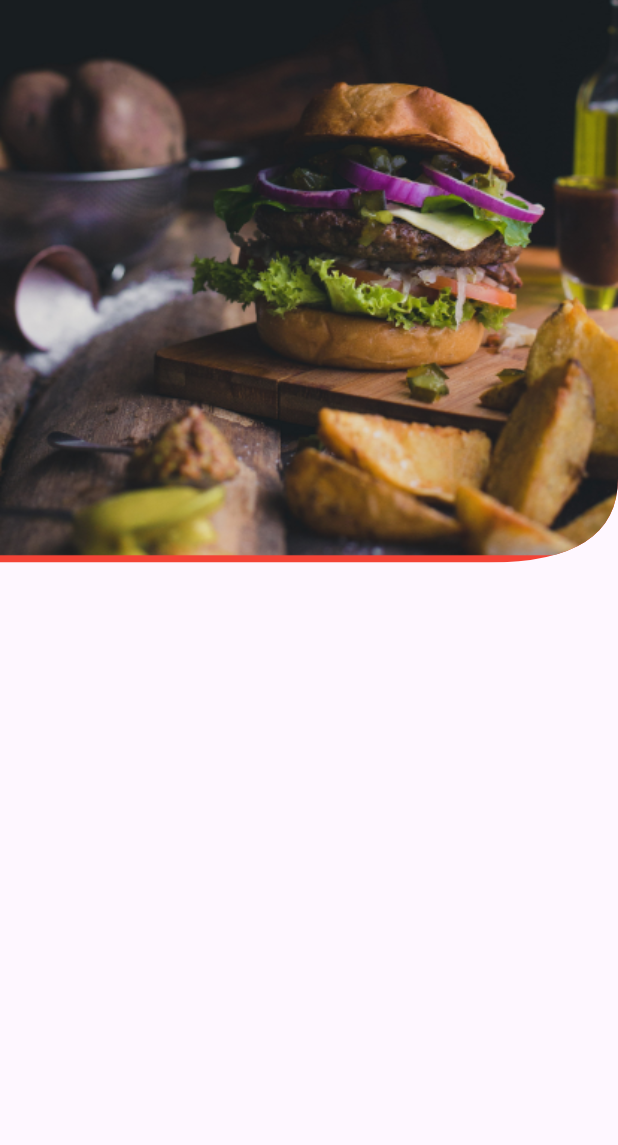
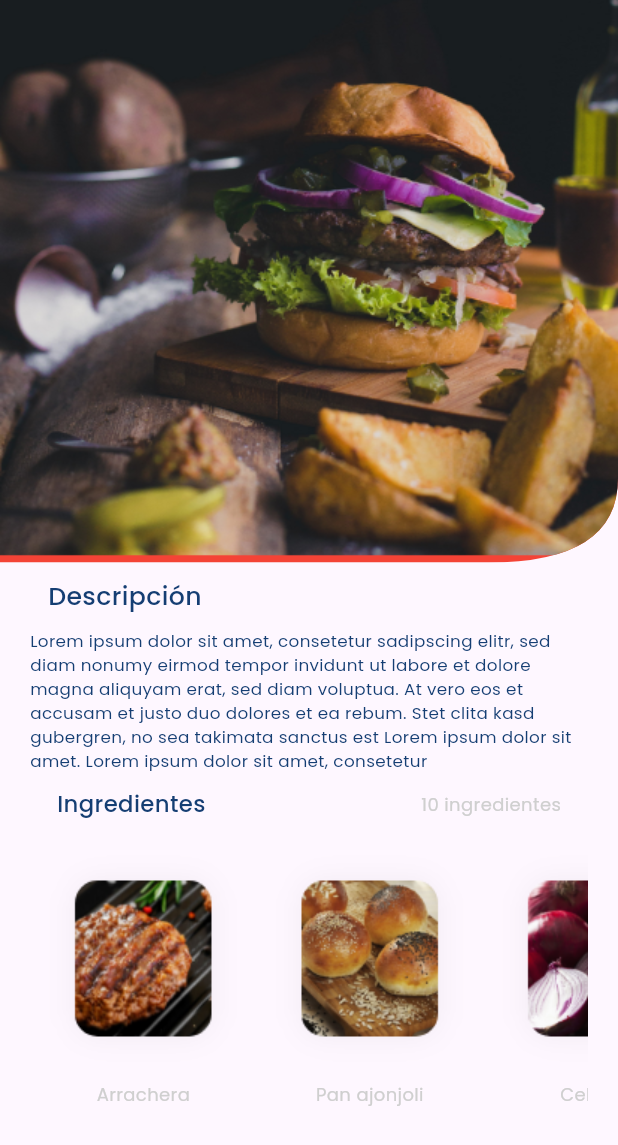
Before and after one commit to Mahmoudshady20/jabal_task, a Flutter app: the screen it shows after launch, on a phone screen of 412 x 824 dp. Shown: the top 1145 px of the screen. Run offline on Flutter 3.47's test engine with Material 3 defaults, Android fonts, the phone set to English and light mode, and no system bars; our stand-ins replace flutter_svg, font_awesome_flutter, google_fonts.

Commit message:
1- finish description column

```diff
--- /dev/null
+++ b/lib/features/product_details_feature/data/image_model.dart
@@ -0,0 +1,5 @@
+class ImageModel {
+  final String image;
+  final String title;
+  ImageModel({required this.image, required this.title});
+}
--- /dev/null
+++ b/lib/features/product_details_feature/presentation/view/widget/descreption_column.dart
@@ -0,0 +1,82 @@
+import 'package:flutter/material.dart';
+import 'package:google_fonts/google_fonts.dart';
+import 'package:jabal_task/features/product_details_feature/presentation/view/widget/image_list_view.dart';
+
+import '../../../../../core/utils/app_styles.dart';
+
+class DescriptionColumn extends StatelessWidget {
+  const DescriptionColumn({super.key});
+
+  @override
+  Widget build(BuildContext context) {
+    return Padding(
+      padding: const EdgeInsets.symmetric(horizontal: 20),
+      child: Column(
+        mainAxisAlignment: MainAxisAlignment.start,
+        crossAxisAlignment: CrossAxisAlignment.start,
+        children: [
+          Padding(
+            padding: const EdgeInsets.symmetric(horizontal: 12.0, vertical: 10),
+            child: Text(
+              'Descripción',
+              style: GoogleFonts.poppins(
+                color: const Color(0xFF153E73),
+                fontSize: AppStyles.getResponsiveFontSize(
+                  context,
+                  fontSize: 21,
+                ),
+                fontWeight: FontWeight.w500,
+              ),
+            ),
+          ),
+          Text(
+            'Lorem ipsum dolor sit amet, consetetur sadipscing elitr, sed diam nonumy eirmod tempor invidunt ut labore et dolore magna aliquyam erat, sed diam voluptua. At vero eos et accusam et justo duo dolores et ea rebum. Stet clita kasd gubergren, no sea takimata sanctus est Lorem ipsum dolor sit amet. Lorem ipsum dolor sit amet, consetetur',
+            style: GoogleFonts.poppins(
+              color: const Color(0xFF153E73),
+              fontSize: AppStyles.getResponsiveFontSize(
+                context,
+                fontSize: 14,
+              ),
+            ),
+          ),
+          Padding(
+            padding: const EdgeInsets.symmetric(
+              horizontal: 18,
+              vertical: 10,
+            ),
+            child: Row(
+              mainAxisAlignment: MainAxisAlignment.spaceBetween,
+              children: [
+                Text(
+                  'Ingredientes',
+                  style: GoogleFonts.poppins(
+                    color: const Color(0xFF153E73),
+                    fontSize: AppStyles.getResponsiveFontSize(
+                      context,
+                      fontSize: 19,
+                    ),
+                    fontWeight: FontWeight.w500,
+                  ),
+                ),
+                Text(
+                  '10 ingredientes',
+                  style: GoogleFonts.poppins(
+                    color: const Color(0xFFCFCFCF),
+                    fontSize: AppStyles.getResponsiveFontSize(
+                      context,
+                      fontSize: 15,
+                    ),
+                  ),
+                ),
+              ],
+            ),
+          ),
+          SizedBox(
+            height: AppStyles.getResponsiveFontSize(context, fontSize: 230),
+            child: ImageListView(),
+          ),
+        ],
+      ),
+    );
+  }
+}
--- /dev/null
+++ b/lib/features/product_details_feature/presentation/view/widget/image_list_view.dart
@@ -0,0 +1,22 @@
+import 'package:flutter/material.dart';
+import 'package:jabal_task/features/product_details_feature/data/image_model.dart';
+import 'package:jabal_task/features/product_details_feature/presentation/view/widget/image_widget.dart';
+
+class ImageListView extends StatelessWidget {
+  final List<ImageModel> images = [
+    ImageModel(image: 'assets/images/burger_image.png', title: 'Arrachera'),
+    ImageModel(image: 'assets/images/bun.png', title: 'Pan ajonjoli'),
+    ImageModel(image: 'assets/images/onions.png', title: 'Cebolla'),
+    ImageModel(image: 'assets/images/lechuga.png', title: 'Lechuga'),
+  ];
+  ImageListView({super.key});
+
+  @override
+  Widget build(BuildContext context) {
+    return ListView.builder(
+      scrollDirection: Axis.horizontal,
+      itemBuilder: (context, index) => ImageWidget(imageModel: images[index]),
+      itemCount: images.length,
+    );
+  }
+}
--- /dev/null
+++ b/lib/features/product_details_feature/presentation/view/widget/image_widget.dart
@@ -0,0 +1,33 @@
+import 'package:flutter/material.dart';
+import 'package:google_fonts/google_fonts.dart';
+import 'package:jabal_task/core/utils/app_styles.dart';
+import 'package:jabal_task/features/product_details_feature/data/image_model.dart';
+
+class ImageWidget extends StatelessWidget {
+  final ImageModel imageModel;
+  const ImageWidget({super.key, required this.imageModel});
+
+  @override
+  Widget build(BuildContext context) {
+    return Column(
+      children: [
+        Container(
+          decoration: BoxDecoration(
+            borderRadius: BorderRadius.circular(20),
+          ),
+          child: Image.asset(imageModel.image),
+        ),
+        Text(
+          imageModel.title,
+          style: GoogleFonts.poppins(
+            color: const Color(0xFFCFCFCF),
+            fontSize: AppStyles.getResponsiveFontSize(
+              context,
+              fontSize: 15,
+            ),
+          ),
+        ),
+      ],
+    );
+  }
+}
--- a/lib/features/product_details_feature/presentation/view/widget/product_details_body.dart
+++ b/lib/features/product_details_feature/presentation/view/widget/product_details_body.dart
@@ -1,5 +1,6 @@
 import 'package:flutter/material.dart';
 import 'package:jabal_task/features/product_details_feature/presentation/view/widget/burger_image_widget.dart';
+import 'package:jabal_task/features/product_details_feature/presentation/view/widget/descreption_column.dart';
 
 class ProductDetailsBody extends StatelessWidget {
   const ProductDetailsBody({super.key});
@@ -7,8 +8,11 @@ class ProductDetailsBody extends StatelessWidget {
   @override
   Widget build(BuildContext context) {
     return Column(
+      mainAxisAlignment: MainAxisAlignment.start,
+      crossAxisAlignment: CrossAxisAlignment.start,
       children: [
         BurgerImageWidget(),
+        DescriptionColumn(),
       ],
     );
   }
```
Also changed, not shown: assets/images/bun.png (added), assets/images/burger_image.png (added), assets/images/lechuga.png (added), assets/images/onions.png (added).
